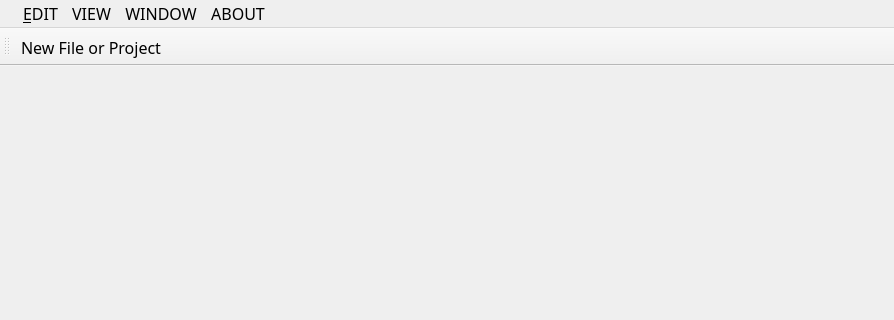
Tpimp/AIDE, file aide.ui: the form before one commit; both pictures show x 0 to 894 and y 0 to 320 of the 894 by 577 pixel window.
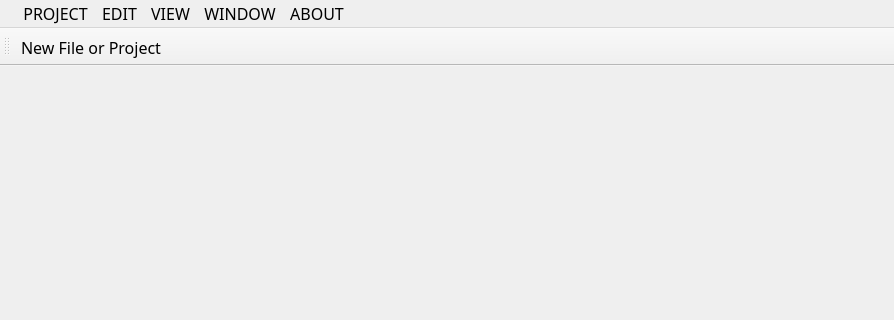
The form after the commit. Icons and pictures are not drawn.

Commit message: Created build system project and connected to AIDE

What changed in the file:
```diff
--- a/aide.ui
+++ b/aide.ui
@@ -57,7 +57,7 @@
    </widget>
    <widget class="QMenu" name="MenuEDIT">
     <property name="title">
-     <string>&amp;EDIT</string>
+     <string>EDIT</string>
     </property>
    </widget>
    <widget class="QMenu" name="MenuVIEW">
@@ -75,7 +75,17 @@
      <string>ABOUT</string>
     </property>
    </widget>
+   <widget class="QMenu" name="menuPROJECT">
+    <property name="title">
+     <string>PROJECT</string>
+    </property>
+    <addaction name="ActionBuild_and_Run"/>
+    <addaction name="ActionBuild_and_Debug"/>
+    <addaction name="ActionClean"/>
+    <addaction name="ActionReBuild"/>
+   </widget>
    <addaction name="MenuAIDE"/>
+   <addaction name="menuPROJECT"/>
    <addaction name="MenuEDIT"/>
    <addaction name="MenuVIEW"/>
    <addaction name="MenuWINDOW"/>
```
Left out of the diff: 30 changed lines with no effect on the pictures. The commit also changes 17 other files.
